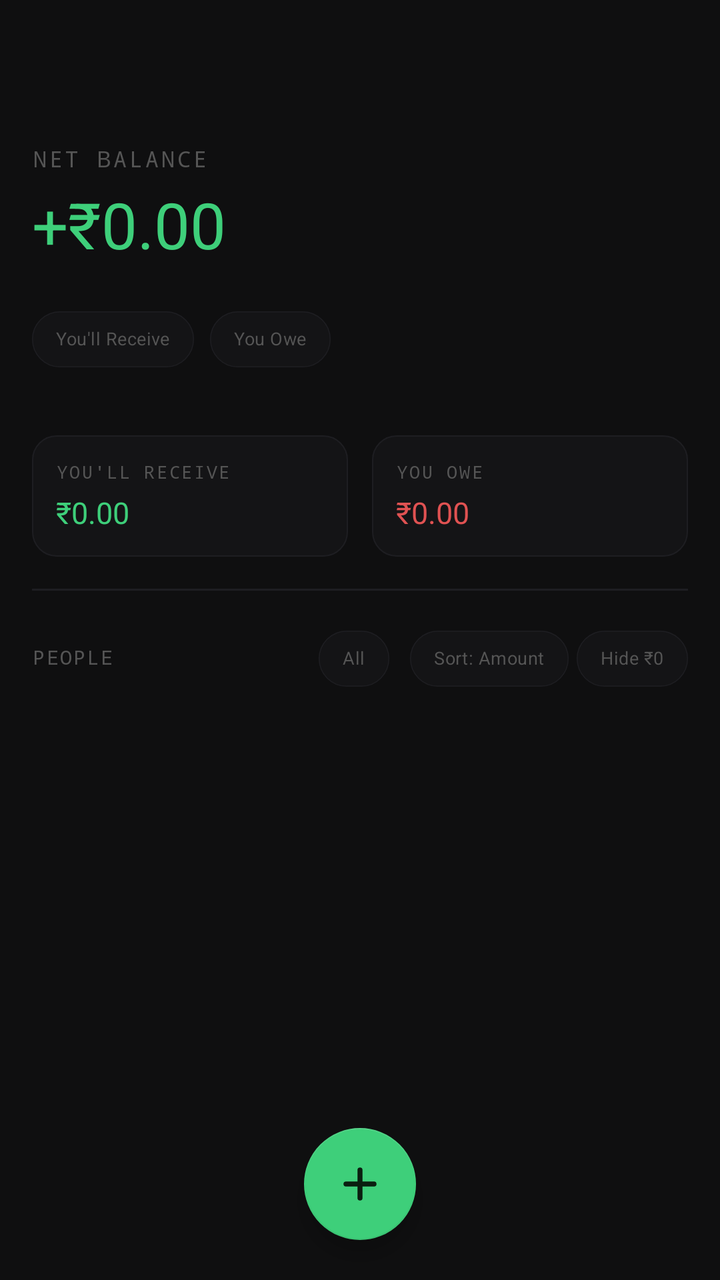
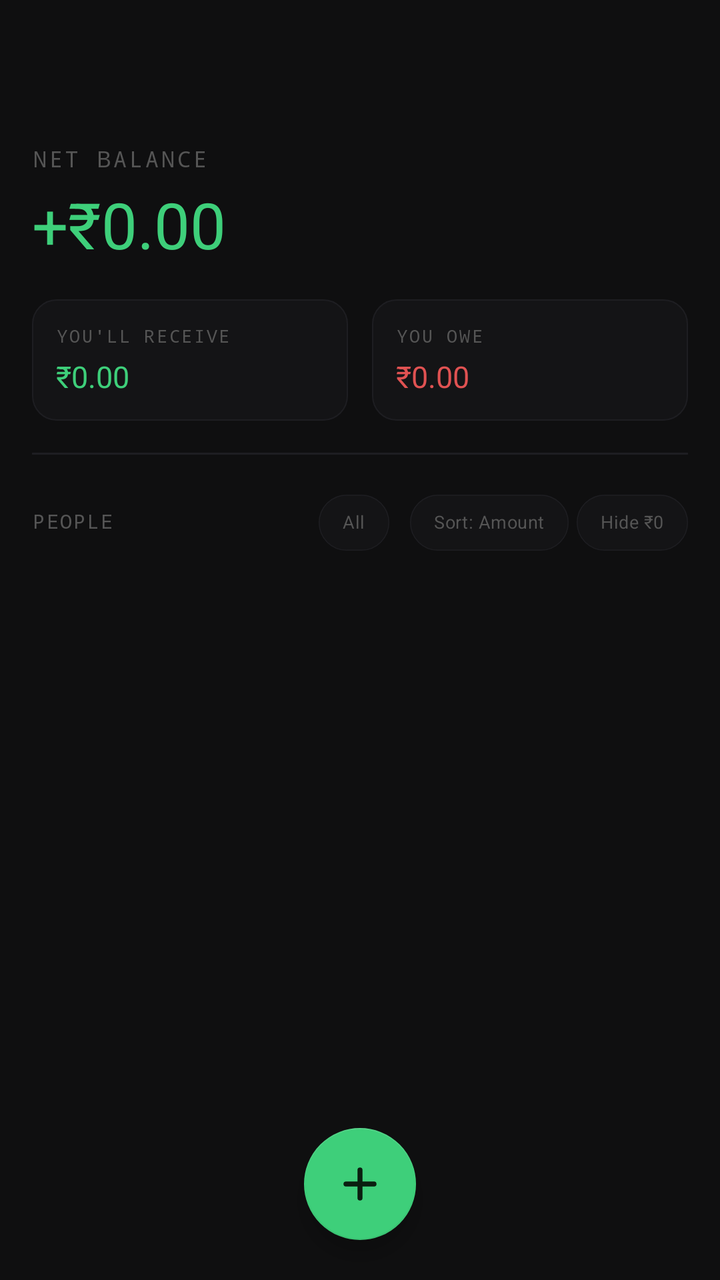

The first picture is an Android layout as it rendered before a commit; the second is the same layout after the commit. The layout source and the unified diff follow.
<!-- AndroidManifest.xml: application theme Theme.OfflineLedger -->
<!-- res/layout/activity_home.xml -->
<?xml version="1.0" encoding="utf-8"?>
<androidx.coordinatorlayout.widget.CoordinatorLayout
    xmlns:android="http://schemas.android.com/apk/res/android"
    xmlns:app="http://schemas.android.com/apk/res-auto"
    android:layout_width="match_parent"
    android:layout_height="match_parent"
    android:background="@color/bg_primary">

    <com.google.android.material.appbar.AppBarLayout
        android:id="@+id/appBarLayout"
        android:layout_width="match_parent"
        android:layout_height="wrap_content"
        android:background="@color/bg_primary"
        app:elevation="0dp">

        <androidx.appcompat.widget.Toolbar
            android:id="@+id/toolbar"
            android:layout_width="match_parent"
            android:layout_height="?attr/actionBarSize"
            android:background="@color/bg_primary" />

    </com.google.android.material.appbar.AppBarLayout>

    <androidx.core.widget.NestedScrollView
        android:layout_width="match_parent"
        android:layout_height="match_parent"
        app:layout_behavior="@string/appbar_scrolling_view_behavior">

        <LinearLayout
            android:layout_width="match_parent"
            android:layout_height="wrap_content"
            android:orientation="vertical"
            android:padding="16dp">

            
            <TextView
                android:id="@+id/tvNetBalanceLabel"
                android:layout_width="wrap_content"
                android:layout_height="wrap_content"
                android:text="Net Balance"
                android:textColor="@color/hint_text"
                android:textSize="11sp"
                android:letterSpacing="0.12"
                android:textAllCaps="true"
                android:fontFamily="monospace"
                android:layout_marginBottom="4dp"/>

            <TextView
                android:id="@+id/tvNetBalance"
                android:layout_width="wrap_content"
                android:layout_height="wrap_content"
                android:text="+₹0.00"
                android:textColor="@color/color_positive"
                android:textSize="32sp"
                android:layout_marginBottom="4dp"/>

            
            <com.google.android.material.chip.ChipGroup
                android:id="@+id/chipGroupBalanceFilter"
                android:layout_width="wrap_content"
                android:layout_height="wrap_content"
                android:layout_marginTop="8dp"
                android:layout_marginBottom="12dp"
                app:singleSelection="true"
                app:selectionRequired="false">

                <com.google.android.material.chip.Chip
                    android:id="@+id/chipYouWillReceive"
                    style="@style/FilterChip"
                    android:layout_width="wrap_content"
                    android:layout_height="wrap_content"
                    android:text="You&#39;ll Receive"/>

                <com.google.android.material.chip.Chip
                    android:id="@+id/chipYouOwe"
                    style="@style/FilterChip"
                    android:layout_width="wrap_content"
                    android:layout_height="wrap_content"
                    android:text="You Owe"/>

            </com.google.android.material.chip.ChipGroup>

            
            <LinearLayout
                android:layout_width="match_parent"
                android:layout_height="wrap_content"
                android:orientation="horizontal"
                android:layout_marginTop="12dp"
                android:layout_marginBottom="16dp">

                <LinearLayout
                    android:layout_width="0dp"
                    android:layout_height="wrap_content"
                    android:layout_weight="1"
                    android:orientation="vertical"
                    android:background="@drawable/bg_card"
                    android:padding="12dp"
                    android:layout_marginEnd="6dp">
                    <TextView
                        android:layout_width="wrap_content"
                        android:layout_height="wrap_content"
                        android:text="You'll Receive"
                        android:textColor="@color/hint_text"
                        android:textSize="9sp"
                        android:textAllCaps="true"
                        android:letterSpacing="0.1"
                        android:fontFamily="monospace"
                        android:layout_marginBottom="4dp"/>
                    <TextView
                        android:id="@+id/tvReceivable"
                        android:layout_width="wrap_content"
                        android:layout_height="wrap_content"
                        android:text="₹0.00"
                        android:textColor="@color/color_positive"
                        android:textSize="15sp"/>
                </LinearLayout>

                <LinearLayout
                    android:layout_width="0dp"
                    android:layout_height="wrap_content"
                    android:layout_weight="1"
                    android:orientation="vertical"
                    android:background="@drawable/bg_card"
                    android:padding="12dp"
                    android:layout_marginStart="6dp">
                    <TextView
                        android:layout_width="wrap_content"
                        android:layout_height="wrap_content"
                        android:text="You Owe"
                        android:textColor="@color/hint_text"
                        android:textSize="9sp"
                        android:textAllCaps="true"
                        android:letterSpacing="0.1"
                        android:fontFamily="monospace"
                        android:layout_marginBottom="4dp"/>
                    <TextView
                        android:id="@+id/tvOwed"
                        android:layout_width="wrap_content"
                        android:layout_height="wrap_content"
                        android:text="₹0.00"
                        android:textColor="@color/color_negative"
                        android:textSize="15sp"/>
                </LinearLayout>
            </LinearLayout>

            <View
                android:layout_width="match_parent"
                android:layout_height="1dp"
                android:background="@color/divider"
                android:layout_marginBottom="10dp"/>

            
            <LinearLayout
                android:layout_width="match_parent"
                android:layout_height="wrap_content"
                android:orientation="horizontal"
                android:layout_marginBottom="10dp">

                <TextView
                    android:layout_width="0dp"
                    android:layout_height="wrap_content"
                    android:layout_weight="1"
                    android:text="People"
                    android:textColor="@color/hint_text"
                    android:textSize="10sp"
                    android:textAllCaps="true"
                    android:letterSpacing="0.08"
                    android:fontFamily="monospace"
                    android:gravity="center_vertical"/>
                
                <com.google.android.material.chip.Chip
                    android:id="@+id/chipAll"
                    style="@style/FilterChip"
                    android:layout_width="wrap_content"
                    android:layout_height="wrap_content"
                    android:text="All"
                    android:checked="true"/>

                <com.google.android.material.chip.Chip
                    android:id="@+id/btnSortToggle"
                    style="@style/FilterChip"
                    android:layout_width="wrap_content"
                    android:layout_height="wrap_content"
                    android:text="Sort: Amount"
                    android:checkable="false"
                    android:layout_marginStart="4dp"/>

                <com.google.android.material.chip.Chip
                    android:id="@+id/chipHideZero"
                    style="@style/FilterChip"
                    android:layout_width="wrap_content"
                    android:layout_height="wrap_content"
                    android:layout_marginStart="4dp"
                    android:text="Hide ₹0"
                    android:checkable="true"/>

            </LinearLayout>

            
            <androidx.recyclerview.widget.RecyclerView
                android:id="@+id/recyclerView"
                android:layout_width="match_parent"
                android:layout_height="wrap_content"
                app:layoutManager="androidx.recyclerview.widget.LinearLayoutManager"
                android:nestedScrollingEnabled="false"/>

            <TextView
                android:id="@+id/tvEmpty"
                android:layout_width="match_parent"
                android:layout_height="wrap_content"
                android:text="No people added yet.\nTap + to get started."
                android:textColor="@color/hint_text"
                android:textSize="14sp"
                android:gravity="center"
                android:padding="40dp"
                android:visibility="gone"/>

        </LinearLayout>
    </androidx.core.widget.NestedScrollView>

    <com.google.android.material.floatingactionbutton.FloatingActionButton
        android:id="@+id/fabAdd"
        android:layout_width="wrap_content"
        android:layout_height="wrap_content"
        android:layout_gravity="bottom|center_horizontal"
        android:layout_margin="20dp"
        android:src="@drawable/ic_add"
        android:contentDescription="Add person"
        app:backgroundTint="@color/color_positive"
        app:tint="@color/fab_icon_tint"/>

</androidx.coordinatorlayout.widget.CoordinatorLayout>
<!-- resources referenced by this layout -->
<resources>
  <color name="bg_primary">#0F0F10</color>
  <color name="color_negative">#E05252</color>
  <color name="color_positive">#3ECF7A</color>
  <color name="divider">#1E1E22</color>
  <color name="fab_icon_tint">#0A1F10</color>
  <color name="hint_text">#555555</color>
  <!-- drawable bg_card (drawable) -->
  <?xml version="1.0" encoding="utf-8"?>
  <shape xmlns:android="http://schemas.android.com/apk/res/android">
      <solid android:color="@color/bg_card"/>
      <corners android:radius="12dp"/>
      <stroke android:width="0.5dp" android:color="@color/divider"/>
  </shape>
  <!-- drawable ic_add (drawable) -->
  <?xml version="1.0" encoding="utf-8"?>
  <vector xmlns:android="http://schemas.android.com/apk/res/android"
      android:width="24dp" android:height="24dp"
      android:viewportWidth="24" android:viewportHeight="24">
      <path android:fillColor="@android:color/transparent"
          android:pathData="M12,5 L12,19 M5,12 L19,12"
          android:strokeColor="#0A1F10"
          android:strokeWidth="2.5"
          android:strokeLineCap="round"/>
  </vector>
  <style name="FilterChip" parent="Widget.MaterialComponents.Chip.Filter">
          <item name="chipBackgroundColor">@color/bg_card</item>
          <item name="android:textColor">@color/hint_text</item>
          <item name="checkedIconVisible">false</item>
          <item name="chipStrokeColor">@color/divider</item>
          <item name="chipStrokeWidth">0.5dp</item>
          <item name="android:textSize">9sp</item>
          <item name="chipMinHeight">28dp</item>
      </style>
  <style name="Theme.OfflineLedger" parent="Theme.MaterialComponents.DayNight.NoActionBar">
          <item name="colorPrimary">@color/colorPrimary</item>
          <item name="colorPrimaryVariant">@color/colorPrimaryVariant</item>
          <item name="colorOnPrimary">@color/colorOnPrimary</item>
          <item name="colorSecondary">@color/colorSecondary</item>
          <item name="colorOnSecondary">@color/colorOnSecondary</item>
          <item name="colorError">@color/colorError</item>
          <item name="colorOnError">@color/colorOnError</item>
          <item name="android:colorBackground">@color/colorBackground</item>
          <item name="colorOnBackground">@color/colorOnBackground</item>
          <item name="colorSurface">@color/colorSurface</item>
          <item name="colorOnSurface">@color/colorOnSurface</item>
          <item name="android:windowBackground">@color/bg_primary</item>
          <item name="android:statusBarColor">@color/bg_primary</item>
          <item name="android:navigationBarColor">@color/bg_primary</item>
          <item name="android:windowLightStatusBar">false</item>
          <item name="android:textColorPrimary">@color/primary_text</item>
          <item name="android:textColorSecondary">@color/secondary_text</item>
          <item name="android:textColorHint">@color/hint_text</item>
          <item name="materialAlertDialogTheme">@style/ThemeOverlay.MaterialComponents.Dialog.Alert</item>
      </style>
  <color name="bg_card">#141416</color>
  <color name="colorPrimary">#3ECF7A</color>
  <color name="colorPrimaryVariant">#2A9A58</color>
  <color name="colorOnPrimary">#0A1F10</color>
  <color name="colorSecondary">#3ECF7A</color>
  <color name="colorOnSecondary">#0A1F10</color>
  <color name="colorError">#E05252</color>
  <color name="colorOnError">#FFFFFF</color>
  <color name="colorBackground">#0F0F10</color>
  <color name="colorOnBackground">#E0E0E0</color>
  <color name="colorSurface">#141416</color>
  <color name="colorOnSurface">#E0E0E0</color>
  <color name="primary_text">#E0E0E0</color>
  <color name="secondary_text">#999999</color>
</resources>

<!-- the commit's change to res/layout/activity_home.xml (unified diff, before → after) -->
@@ -55,32 +55,6 @@
                 android:layout_marginBottom="4dp"/>
 
             
-            <com.google.android.material.chip.ChipGroup
-                android:id="@+id/chipGroupBalanceFilter"
-                android:layout_width="wrap_content"
-                android:layout_height="wrap_content"
-                android:layout_marginTop="8dp"
-                android:layout_marginBottom="12dp"
-                app:singleSelection="true"
-                app:selectionRequired="false">
-
-                <com.google.android.material.chip.Chip
-                    android:id="@+id/chipYouWillReceive"
-                    style="@style/FilterChip"
-                    android:layout_width="wrap_content"
-                    android:layout_height="wrap_content"
-                    android:text="You&#39;ll Receive"/>
-
-                <com.google.android.material.chip.Chip
-                    android:id="@+id/chipYouOwe"
-                    style="@style/FilterChip"
-                    android:layout_width="wrap_content"
-                    android:layout_height="wrap_content"
-                    android:text="You Owe"/>
-
-            </com.google.android.material.chip.ChipGroup>
-
-            
             <LinearLayout
                 android:layout_width="match_parent"
                 android:layout_height="wrap_content"
@@ -89,13 +63,17 @@
                 android:layout_marginBottom="16dp">
 
                 <LinearLayout
+                    android:id="@+id/tileYouWillReceive"
                     android:layout_width="0dp"
                     android:layout_height="wrap_content"
                     android:layout_weight="1"
                     android:orientation="vertical"
                     android:background="@drawable/bg_card"
                     android:padding="12dp"
-                    android:layout_marginEnd="6dp">
+                    android:layout_marginEnd="6dp"
+                    android:clickable="true"
+                    android:focusable="true"
+                    android:foreground="?attr/selectableItemBackground">
                     <TextView
                         android:layout_width="wrap_content"
                         android:layout_height="wrap_content"
@@ -116,13 +94,17 @@
                 </LinearLayout>
 
                 <LinearLayout
+                    android:id="@+id/tileYouOwe"
                     android:layout_width="0dp"
                     android:layout_height="wrap_content"
                     android:layout_weight="1"
                     android:orientation="vertical"
                     android:background="@drawable/bg_card"
                     android:padding="12dp"
-                    android:layout_marginStart="6dp">
+                    android:layout_marginStart="6dp"
+                    android:clickable="true"
+                    android:focusable="true"
+                    android:foreground="?attr/selectableItemBackground">
                     <TextView
                         android:layout_width="wrap_content"
                         android:layout_height="wrap_content"
